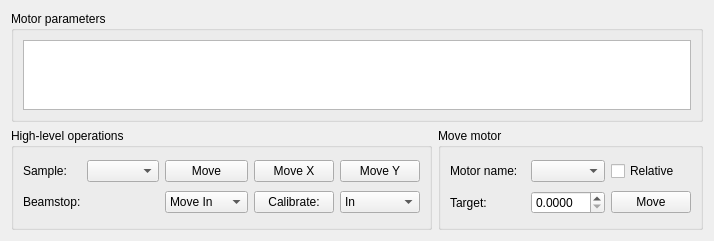
Qt form cct/qtgui/devices/motor/motorview/motorview.ui (awacha/cct) before a commit.
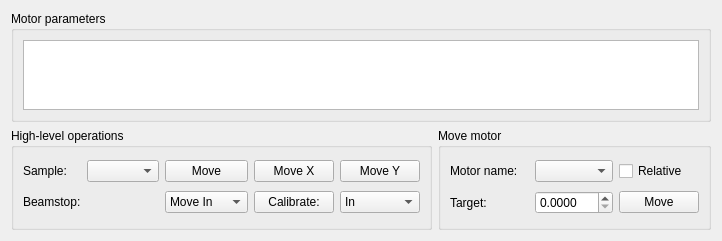
The same form after that commit. Icons and pictures are not drawn.

Commit message: UI tuning in motorview

Diff of the .ui file:
```diff
--- a/cct/qtgui/devices/motor/motorview/motorview.ui
+++ b/cct/qtgui/devices/motor/motorview/motorview.ui
@@ -6,7 +6,7 @@
    <rect>
     <x>0</x>
     <y>0</y>
-    <width>714</width>
+    <width>722</width>
     <height>241</height>
    </rect>
   </property>
@@ -189,6 +189,9 @@
            <iconset theme="system-run">
             <normaloff>.</normaloff>.</iconset>
           </property>
+          <property name="autoDefault">
+           <bool>true</bool>
+          </property>
          </widget>
         </item>
        </layout>
```
Left out of the diff: 14 changed lines with no effect on the pictures.
